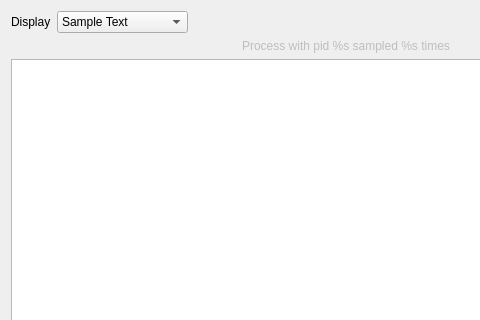
Before: the Qt Designer form Under Construction/Activity Monitor.app/Resources/dialog_sample_process.ui in helloSystem/Utilities, drawn with Qt 5; both pictures show x 0 to 480 and y 0 to 320 of the 692 by 427 pixel window.
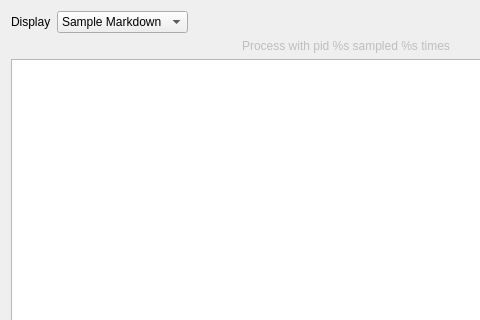
After: the same form once the commit is applied.

Diff of the .ui file:
```diff
--- a/Under Construction/Activity Monitor.app/Resources/dialog_sample_process.ui
+++ b/Under Construction/Activity Monitor.app/Resources/dialog_sample_process.ui
@@ -51,6 +51,9 @@
        </item>
        <item>
         <widget class="QComboBox" name="comboBox">
+         <property name="currentIndex">
+          <number>1</number>
+         </property>
          <item>
           <property name="text">
            <string>Sample Text</string>
```
